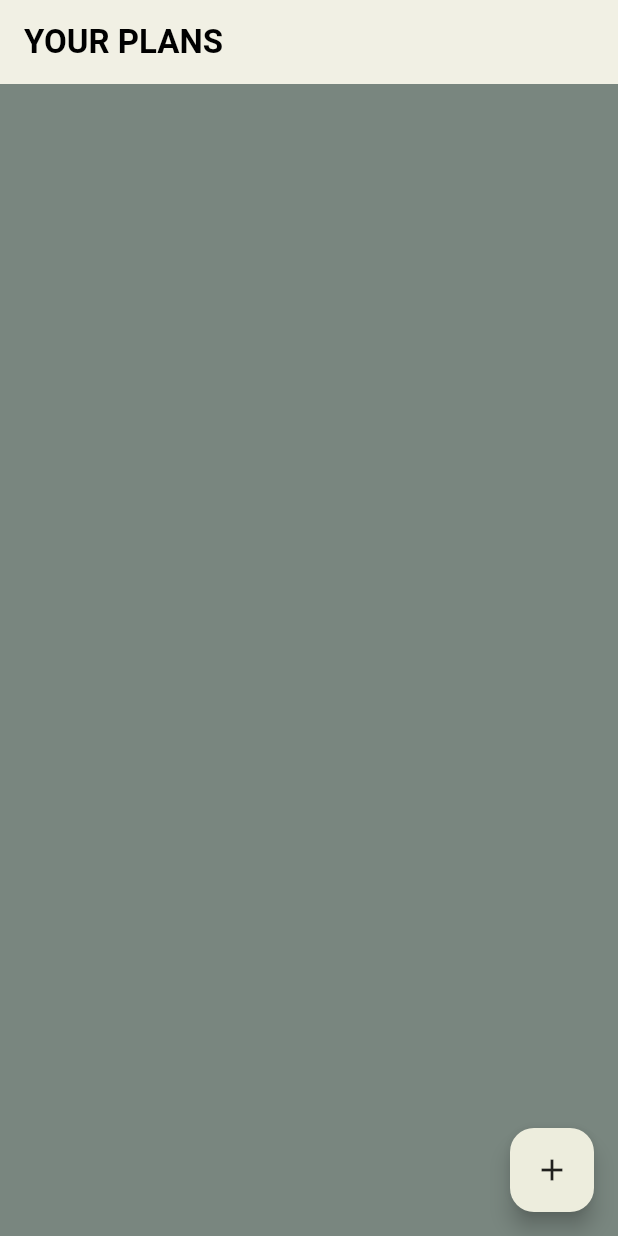
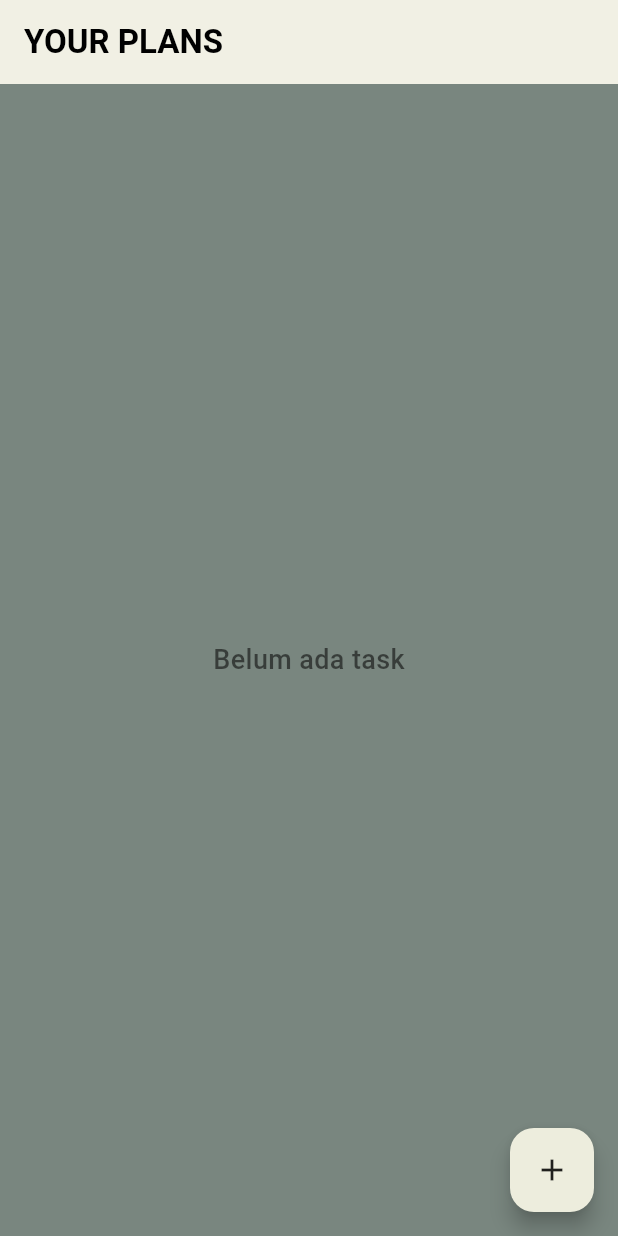
Before and after one commit to ddimadiii/plany, a Flutter app: the HomePage screen opened by its route, on a phone screen of 412 x 824 dp. Run offline on Flutter 3.47's test engine with Material 3 defaults, Android fonts, the phone set to English and light mode, and no system bars; our stand-ins replace get.

Commit message:
fix/add-informative-homepage

```diff
--- a/lib/pages/home_page.dart
+++ b/lib/pages/home_page.dart
@@ -20,13 +20,30 @@ class HomePage extends StatelessWidget {
         automaticallyImplyLeading: false,
         elevation: 0,
       ),
-      body: Obx(
-        () => ListView.builder(
+      body: Obx(() {
+        if (todoCtrl.activeTasks.isEmpty) {
+          // kalau belum ada task
+          return const Center(
+            child: Text(
+              "Belum ada task",
+              style: TextStyle(
+                fontSize: 18,
+                fontWeight: FontWeight.w500,
+                color: Colors.black54,
+              ),
+            ),
+          );
+        } else {
+          // kalau ada task → tampilkan list
+          return ListView.builder(
             itemCount: todoCtrl.activeTasks.length,
             itemBuilder: (context, index) {
               final todo = todoCtrl.activeTasks[index];
               return Padding(
-              padding: const EdgeInsets.symmetric(horizontal: 12, vertical: 6),
+                padding: const EdgeInsets.symmetric(
+                  horizontal: 12,
+                  vertical: 6,
+                ),
                 child: CardItemTile(
                   leadingText: (index + 1).toString(),
                   title: todo.todo,
@@ -34,7 +51,6 @@ class HomePage extends StatelessWidget {
                   description: todo.deskripsi,
                   cardColor: const Color(0xFFF1F0E4),
                   done: false,
-                // ubah tombol trailing jadi tombol selesai
                   trailing: IconButton(
                     icon: const Icon(
                       Icons.check_box_outline_blank,
@@ -46,8 +62,9 @@ class HomePage extends StatelessWidget {
                 ),
               );
             },
-        ),
-      ),
+          );
+        }
+      }),
       floatingActionButton: FloatingActionButton(
         backgroundColor: const Color(0xFFEDEDDD),
         onPressed: () => Get.toNamed('/addtodo'),
```
Lines whose indentation alone changed are shown as unchanged.
